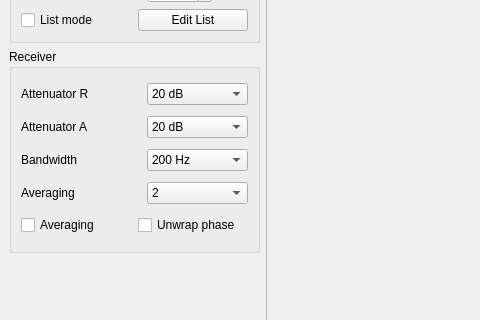
First picture: the form in loopgain.ui, repository derlucae98/8751A_loop_gain_phase_gui, before the edit; both pictures show x 0 to 480 and y 209 to 529 of the 1390 by 799 pixel window.
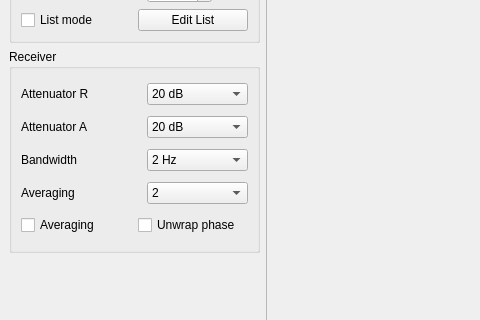
Second picture: the form after the edit. Icons and pictures are not drawn.

The edit to the form file:
```diff
--- a/loopgain.ui
+++ b/loopgain.ui
@@ -793,7 +793,7 @@
            <item>
             <widget class="QComboBox" name="ifBw">
              <property name="currentIndex">
-              <number>2</number>
+              <number>0</number>
              </property>
              <item>
               <property name="text">
```
Left out of the diff: 35 changed lines with no effect on the pictures.
